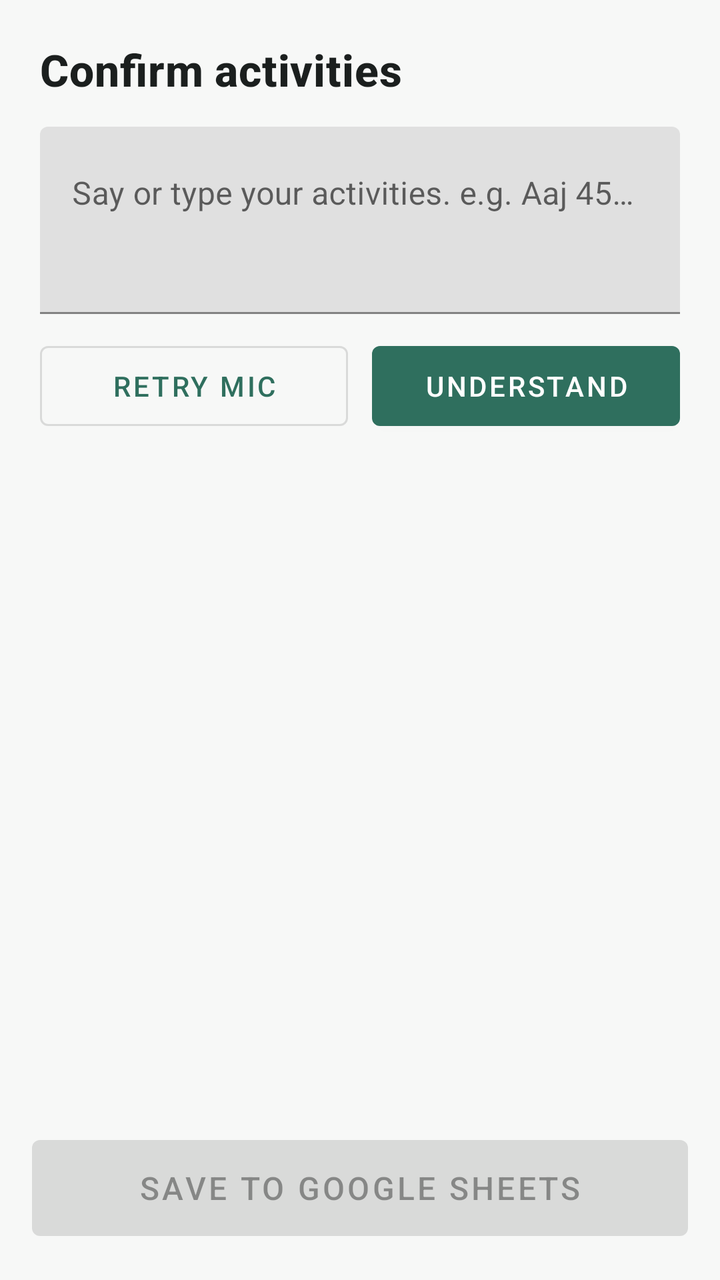
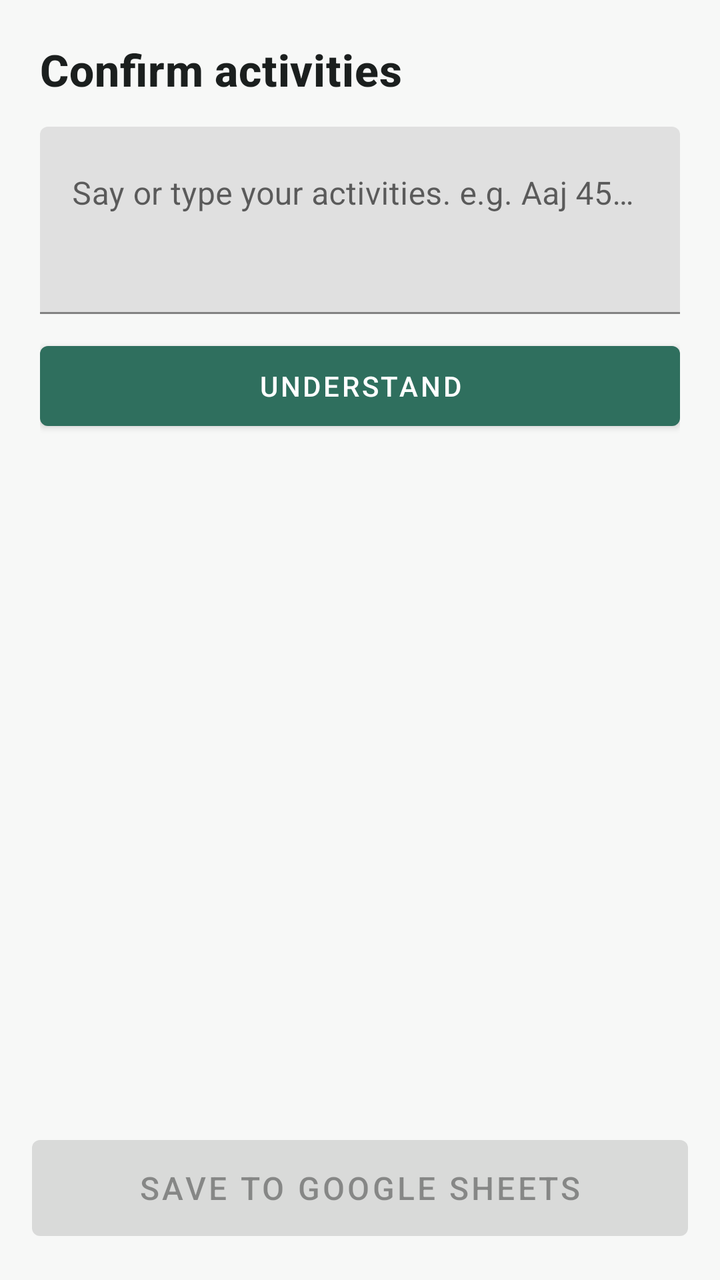

Screens rendered from an Android XML layout before and after an edit, with the pre-edit source and the edit as a unified diff.
<!-- AndroidManifest.xml: application theme Theme.Tracker -->
<!-- res/layout/activity_confirm.xml -->
<?xml version="1.0" encoding="utf-8"?>
<LinearLayout xmlns:android="http://schemas.android.com/apk/res/android"
    android:layout_width="match_parent"
    android:layout_height="match_parent"
    android:orientation="vertical">

    <ScrollView
        android:layout_width="match_parent"
        android:layout_height="0dp"
        android:layout_weight="1"
        android:fillViewport="true">

        <LinearLayout
            android:layout_width="match_parent"
            android:layout_height="wrap_content"
            android:orientation="vertical"
            android:padding="20dp">

            <TextView
                style="@style/Tracker.Heading"
                android:layout_width="wrap_content"
                android:layout_height="wrap_content"
                android:text="@string/confirm_title"
                android:textSize="22sp"
                android:textStyle="bold" />

            <com.google.android.material.textfield.TextInputLayout
                android:layout_width="match_parent"
                android:layout_height="wrap_content"
                android:layout_marginTop="14dp"
                android:hint="@string/transcript_hint">

                <com.google.android.material.textfield.TextInputEditText
                    android:id="@+id/transcriptInput"
                    android:layout_width="match_parent"
                    android:layout_height="wrap_content"
                    android:gravity="top"
                    android:inputType="textMultiLine|textCapSentences"
                    android:minLines="3" />
            </com.google.android.material.textfield.TextInputLayout>

            <TextView
                android:id="@+id/listenStatus"
                style="@style/Tracker.Muted"
                android:layout_width="match_parent"
                android:layout_height="wrap_content"
                android:layout_marginTop="6dp"
                android:visibility="gone" />

            <LinearLayout
                android:layout_width="match_parent"
                android:layout_height="wrap_content"
                android:layout_marginTop="10dp"
                android:orientation="horizontal">

                <com.google.android.material.button.MaterialButton
                    android:id="@+id/retryMicButton"
                    style="@style/Widget.MaterialComponents.Button.OutlinedButton"
                    android:layout_width="0dp"
                    android:layout_height="52dp"
                    android:layout_marginEnd="6dp"
                    android:layout_weight="1"
                    android:text="@string/retry_mic" />

                <com.google.android.material.button.MaterialButton
                    android:id="@+id/understandButton"
                    android:layout_width="0dp"
                    android:layout_height="52dp"
                    android:layout_marginStart="6dp"
                    android:layout_weight="1"
                    android:text="@string/understand" />
            </LinearLayout>

            <LinearLayout
                android:id="@+id/draftContainer"
                android:layout_width="match_parent"
                android:layout_height="wrap_content"
                android:layout_marginTop="18dp"
                android:orientation="vertical" />

            <com.google.android.material.button.MaterialButton
                android:id="@+id/addBlankButton"
                style="@style/Widget.MaterialComponents.Button.TextButton"
                android:layout_width="wrap_content"
                android:layout_height="wrap_content"
                android:text="@string/add_blank"
                android:visibility="gone" />
        </LinearLayout>
    </ScrollView>

    <com.google.android.material.button.MaterialButton
        android:id="@+id/saveAllButton"
        android:layout_width="match_parent"
        android:layout_height="60dp"
        android:layout_margin="16dp"
        android:enabled="false"
        android:text="@string/save_all"
        android:textSize="16sp" />
</LinearLayout>
<!-- resources referenced by this layout -->
<resources>
  <string name="add_blank">Add another</string>
  <string name="confirm_title">Confirm activities</string>
  <string name="retry_mic">Retry mic</string>
  <string name="save_all">Save to Google Sheets</string>
  <string name="transcript_hint">Say or type your activities. e.g. "Aaj 45 min gym kiya, then 1 hour Kotlin padha"</string>
  <string name="understand">Understand</string>
  <style name="Tracker.Heading" parent="TextAppearance.MaterialComponents.Headline6">
          <item name="android:textColor">@color/ink</item>
      </style>
  <style name="Tracker.Muted" parent="TextAppearance.MaterialComponents.Body2">
          <item name="android:textColor">@color/muted</item>
      </style>
  <style name="Theme.Tracker" parent="Theme.MaterialComponents.Light.NoActionBar">
          <item name="colorPrimary">@color/brand</item>
          <item name="colorPrimaryVariant">@color/brand_dark</item>
          <item name="colorOnPrimary">@android:color/white</item>
          <item name="colorSecondary">@color/brand</item>
          <item name="android:windowBackground">@color/surface</item>
          <item name="android:statusBarColor">@color/surface</item>
          <item name="android:windowLightStatusBar">true</item>
          <item name="android:textColorPrimary">@color/ink</item>
      </style>
  <color name="ink">#1B1F1E</color>
  <color name="muted">#66706C</color>
  <color name="brand">#2F6F5E</color>
  <color name="brand_dark">#1E4D40</color>
  <color name="surface">#F7F8F7</color>
</resources>

<!-- the commit's change to res/layout/activity_confirm.xml (unified diff, before → after) -->
@@ -54,20 +54,9 @@
                 android:orientation="horizontal">
 
                 <com.google.android.material.button.MaterialButton
-                    android:id="@+id/retryMicButton"
-                    style="@style/Widget.MaterialComponents.Button.OutlinedButton"
-                    android:layout_width="0dp"
+                    android:id="@+id/understandButton"
+                    android:layout_width="match_parent"
                     android:layout_height="52dp"
-                    android:layout_marginEnd="6dp"
-                    android:layout_weight="1"
-                    android:text="@string/retry_mic" />
-
-                <com.google.android.material.button.MaterialButton
-                    android:id="@+id/understandButton"
-                    android:layout_width="0dp"
-                    android:layout_height="52dp"
-                    android:layout_marginStart="6dp"
-                    android:layout_weight="1"
                     android:text="@string/understand" />
             </LinearLayout>
 
<!-- resource entries referenced after the edit -->
@@ -2,7 +2,6 @@
 <resources>
   <string name="add_blank">Add another</string>
   <string name="confirm_title">Confirm activities</string>
-  <string name="retry_mic">Retry mic</string>
   <string name="save_all">Save to Google Sheets</string>
   <string name="transcript_hint">Say or type your activities. e.g. "Aaj 45 min gym kiya, then 1 hour Kotlin padha"</string>
   <string name="understand">Understand</string>
